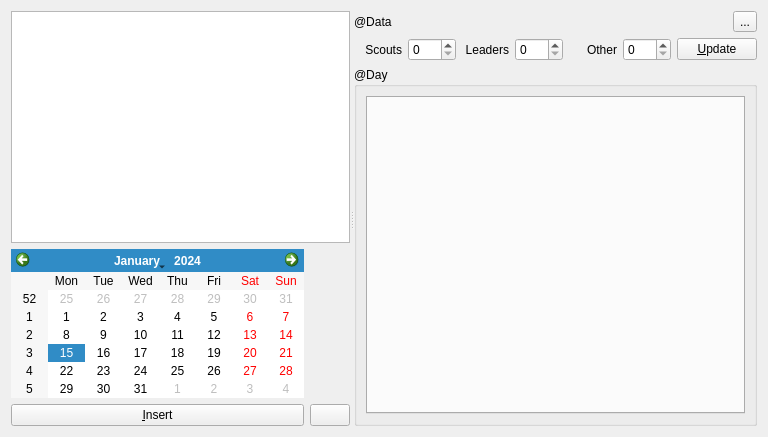
First picture: the form in src/ui/TabMealWidget.ui, repository wnt-zhp/zarlock-cpp, before the edit.
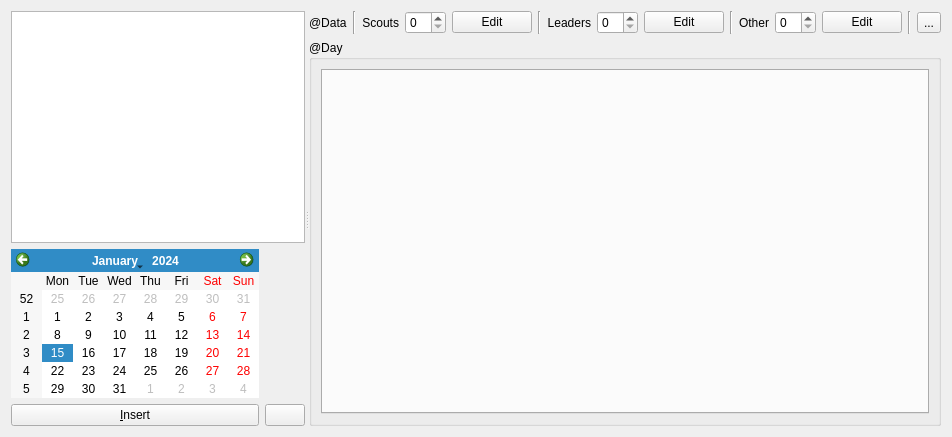
Second picture: the form after the edit. Custom widgets are drawn as their Qt base class.

Commit message: Added meal name renaming implemented

Patch:
```diff
--- a/src/ui/TabMealWidget.ui
+++ b/src/ui/TabMealWidget.ui
@@ -6,7 +6,7 @@
    <rect>
     <x>0</x>
     <y>0</y>
-    <width>768</width>
+    <width>915</width>
     <height>437</height>
    </rect>
   </property>
@@ -71,7 +71,7 @@
      <widget class="QWidget" name="verticalLayoutWidget_2">
       <layout class="QVBoxLayout" name="verticalLayout_2">
        <item>
-        <layout class="QHBoxLayout" name="horizontalLayout_2" stretch="1,0">
+        <layout class="QHBoxLayout" name="horizontalLayout_2" stretch="1,0,0,0,0,0,0,0,0,0,0,0,0,0,0">
          <item>
           <widget class="QLabel" name="label_data">
            <property name="text">
@@ -80,16 +80,12 @@
           </widget>
          </item>
          <item>
-          <widget class="QToolButton" name="tools">
-           <property name="text">
-            <string>...</string>
+          <widget class="Line" name="line">
+           <property name="orientation">
+            <enum>Qt::Vertical</enum>
            </property>
           </widget>
          </item>
-        </layout>
-       </item>
-       <item>
-        <layout class="QHBoxLayout" name="horizontalLayout" stretch="1,1,1,1,1,1,0">
          <item>
           <widget class="QLabel" name="label_scouts">
            <property name="text">
@@ -103,6 +99,20 @@
          <item>
           <widget class="QSpinBox" name="spin_scouts"/>
          </item>
+         <item>
+          <widget class="QPushButton" name="push_edit_s">
+           <property name="text">
+            <string>Edit</string>
+           </property>
+          </widget>
+         </item>
+         <item>
+          <widget class="Line" name="line_2">
+           <property name="orientation">
+            <enum>Qt::Vertical</enum>
+           </property>
+          </widget>
+         </item>
          <item>
           <widget class="QLabel" name="label_leaders">
            <property name="text">
@@ -114,7 +124,21 @@
           </widget>
          </item>
          <item>
-          <widget class="QSpinBox" name="spin_leadres"/>
+          <widget class="QSpinBox" name="spin_leaders"/>
+         </item>
+         <item>
+          <widget class="QPushButton" name="push_edit_l">
+           <property name="text">
+            <string>Edit</string>
+           </property>
+          </widget>
+         </item>
+         <item>
+          <widget class="Line" name="line_3">
+           <property name="orientation">
+            <enum>Qt::Vertical</enum>
+           </property>
+          </widget>
          </item>
          <item>
           <widget class="QLabel" name="label_others">
@@ -130,9 +154,23 @@
           <widget class="QSpinBox" name="spin_others"/>
          </item>
          <item>
-          <widget class="QPushButton" name="push_update">
+          <widget class="QPushButton" name="push_edit_o">
            <property name="text">
-            <string>&amp;Update</string>
+            <string>Edit</string>
+           </property>
+          </widget>
+         </item>
+         <item>
+          <widget class="Line" name="line_4">
+           <property name="orientation">
+            <enum>Qt::Vertical</enum>
+           </property>
+          </widget>
+         </item>
+         <item>
+          <widget class="QToolButton" name="tools">
+           <property name="text">
+            <string>...</string>
            </property>
           </widget>
          </item>
```
Left out of the diff: 4 changed lines with no effect on the pictures. The commit also changes 16 other files.
